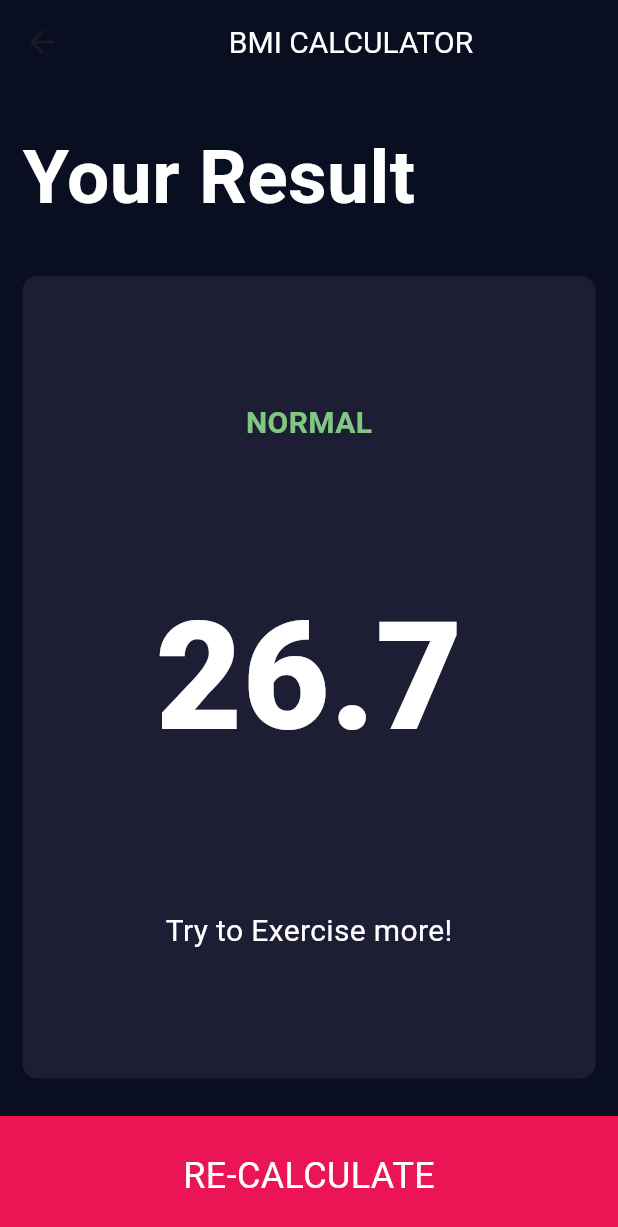
After one commit to bishoyelmalah/bmi_calculator, a Flutter app: the screen it shows after launch, after a tap on "CALCULATE", on a phone screen of 412 x 824 dp. The commit adds this screen. Shown: the top 1227 px of the screen. Run offline on Flutter 3.47's test engine with Material 3 defaults, Android fonts, the phone set to English and light mode, and no system bars; our stand-ins replace font_awesome_flutter.

Commit message:
Add results page and navigation from input page for BMI calculation

```diff
--- a/lib/input_page.dart
+++ b/lib/input_page.dart
@@ -3,6 +3,7 @@ import 'package:font_awesome_flutter/font_awesome_flutter.dart';
 import 'input_card.dart';
 import 'gender_card.dart';
 import 'constants.dart';
+import 'results_page.dart';
 
 class InputPage extends StatefulWidget {
   const InputPage({super.key});
@@ -197,7 +198,16 @@ class _InputPageState extends State<InputPage> {
               ],
             ),
           ),
-          Container(
+          GestureDetector(
+            onTap: () {
+              Navigator.push(
+                context,
+                MaterialPageRoute(
+                  builder: (context) => ResultsPage(),
+                ),
+              );
+            },
+            child: Container(
               margin: EdgeInsets.only(top: 10),
               width: double.infinity,
               height: kBottomContainerHeight,
@@ -207,6 +217,7 @@ class _InputPageState extends State<InputPage> {
                 "CALCULATE",
                 style: TextStyle(fontSize: 24),
               )),
+            ),
           )
         ],
       ),
--- /dev/null
+++ b/lib/results_page.dart
@@ -0,0 +1,86 @@
+import 'package:flutter/material.dart';
+import 'constants.dart';
+
+class ResultsPage extends StatelessWidget {
+  const ResultsPage({super.key});
+
+  @override
+  Widget build(BuildContext context) {
+    return Scaffold(
+      appBar: AppBar(
+        title: Center(child: Text('BMI CALCULATOR')),
+      ),
+      body: Column(
+        // mainAxisAlignment: MainAxisAlignment.spaceEvenly,
+        crossAxisAlignment: CrossAxisAlignment.start,
+        children: [
+          Expanded(
+            child: Container(
+              padding: EdgeInsets.all(15),
+              alignment: Alignment.bottomLeft,
+              child: Text(
+                'Your Result',
+                style: TextStyle(
+                  fontSize: 50,
+                  fontWeight: FontWeight.bold,
+                ),
+              ),
+            ),
+          ),
+          Expanded(
+            flex: 5,
+            child: Container(
+              width: double.infinity,
+              margin: EdgeInsets.all(15),
+              decoration: BoxDecoration(
+                color: kActiveCardColor,
+                borderRadius: BorderRadius.circular(10),
+              ),
+              child: Column(
+                mainAxisAlignment: MainAxisAlignment.spaceEvenly,
+                children: [
+                  Text(
+                    'NORMAL',
+                    style: TextStyle(
+                      fontSize: 20,
+                      color: Colors.green[300],
+                      fontWeight: FontWeight.bold,
+                    ),
+                  ),
+                  Text(
+                    '26.7',
+                    style: kNumbersTextSyle.copyWith(
+                      fontSize: 100,
+                    ),
+                  ),
+                  Text(
+                    'Try to Exercise more!',
+                    style: TextStyle(
+                      fontSize: 20,
+                    ),
+                  )
+                ],
+              ),
+            ),
+          ),
+          GestureDetector(
+            onTap: () {
+              Navigator.pop(context);
+            },
+            child: Container(
+              margin: EdgeInsets.only(top: 10),
+              width: double.infinity,
+              height: kBottomContainerHeight,
+              color: kBottomContainerColor,
+              child: Center(
+                  child: Text(
+                "RE-CALCULATE",
+                style: TextStyle(fontSize: 24),
+              )),
+            ),
+          )
+        ],
+      ),
+    );
+  }
+}
```
Lines whose indentation alone changed are shown as unchanged.
